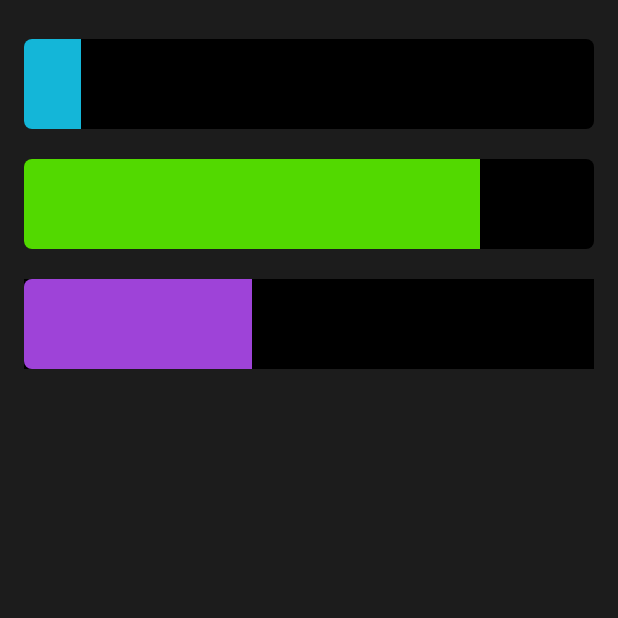
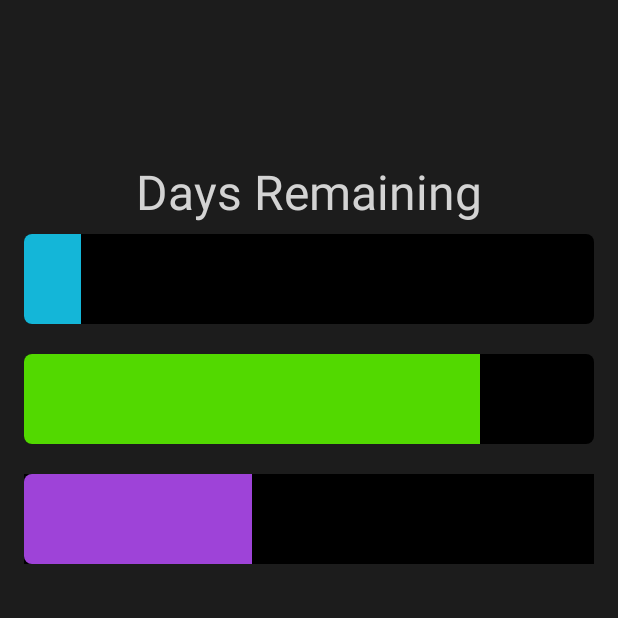
Before and after one commit to Ittociwam/IronmanApp, an Android app: the screen it shows after launch (MainActivity), on a phone screen of 412 x 824 dp, the top half of it. Run offline under Robolectric (Android 15) with nearby library versions, the light colour scheme and no system bars.

Commit message:
debugging
Signed-off-by: John Smidt <johnmsmidt@gmail.com>

```diff
--- a/app/src/main/java/cs246/ironmanapp/EntriesGetter.java
+++ b/app/src/main/java/cs246/ironmanapp/EntriesGetter.java
@@ -5,7 +5,7 @@
  */
 public class EntriesGetter extends ServiceCaller {
 
-    public EntriesGetter(String url, String parameters) {
+    public EntriesGetter() {
         super(url, parameters);
     }
 
--- a/app/src/main/res/layout/activity_main.xml
+++ b/app/src/main/res/layout/activity_main.xml
@@ -1,3 +1,8 @@
+<ScrollView xmlns:android="http://schemas.android.com/apk/res/android"
+    android:layout_width="fill_parent"
+    android:layout_height="fill_parent"
+    >
+
 <RelativeLayout xmlns:android="http://schemas.android.com/apk/res/android"
     xmlns:tools="http://schemas.android.com/tools" android:layout_width="match_parent"
     android:layout_height="2050dp" android:paddingLeft="@dimen/activity_horizontal_margin"
@@ -7,6 +12,18 @@
     android:background="#1c1c1c"
     android:nestedScrollingEnabled="true">
 
+    <TextView
+        android:layout_width="wrap_content"
+        android:layout_height="50dp"
+        android:textAppearance="?android:attr/textAppearanceLarge"
+        android:text="Days Remaining"
+        android:id="@+id/textView"
+        android:layout_alignParentTop="true"
+        android:layout_centerHorizontal="true"
+        android:textColor="#d3d3d3"
+        android:textSize="32sp"
+        android:layout_marginTop="90dp" />
+
     <ProgressBar
         style="@android:style/Widget.ProgressBar.Horizontal"
         android:layout_width="fill_parent"
@@ -14,12 +31,12 @@
         android:id="@+id/progressBar"
         android:layout_alignParentTop="true"
         android:layout_centerHorizontal="true"
-        android:layout_marginTop="10dp"
         android:progressTint="#14b6d8"
         android:progress="10"
         android:backgroundTint="#1c1c1c"
         android:progressBackgroundTint="#000000"
-        android:background="#000000" />
+        android:background="#000000"
+        android:layout_marginTop="140dp" />
 
     <ProgressBar
         style="@android:style/Widget.ProgressBar.Horizontal"
@@ -49,3 +66,4 @@
         android:progressTint="#9e43d8" />
 
 </RelativeLayout>
+</ScrollView>
```
Also changed, not shown: 1 other file.
